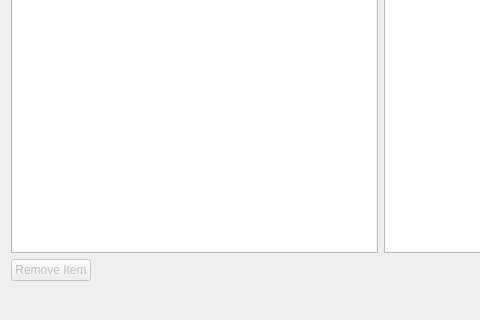
Old version of the form SR5-Shaman/ui/character/tabs/chareditresourcetab.ui in the repository TheSHEEEP/SR5-Shaman; both pictures show x 0 to 480 and y 160 to 480 of the 640 by 480 pixel window.
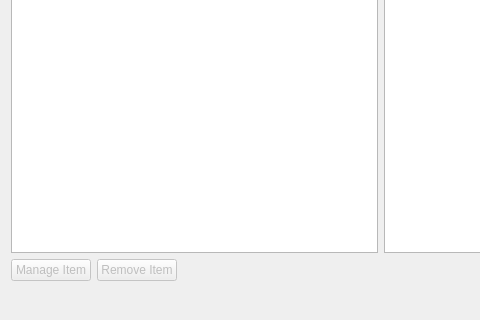
New version of the form.

The edit to the form file:
```diff
--- a/SR5-Shaman/ui/character/tabs/chareditresourcetab.ui
+++ b/SR5-Shaman/ui/character/tabs/chareditresourcetab.ui
@@ -132,6 +132,16 @@
    </item>
    <item row="3" column="0">
     <layout class="QHBoxLayout" name="horizontalLayout">
+     <item>
+      <widget class="QPushButton" name="btnManageItem">
+       <property name="enabled">
+        <bool>false</bool>
+       </property>
+       <property name="text">
+        <string>Manage Item</string>
+       </property>
+      </widget>
+     </item>
      <item>
       <widget class="QPushButton" name="btnRemoveItem">
        <property name="enabled">
```
